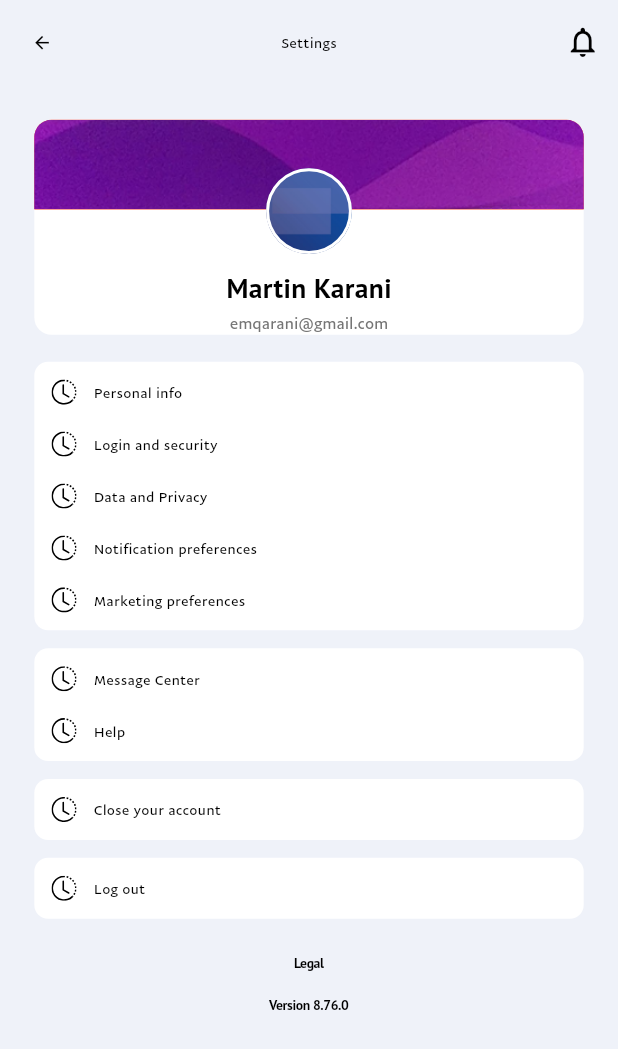
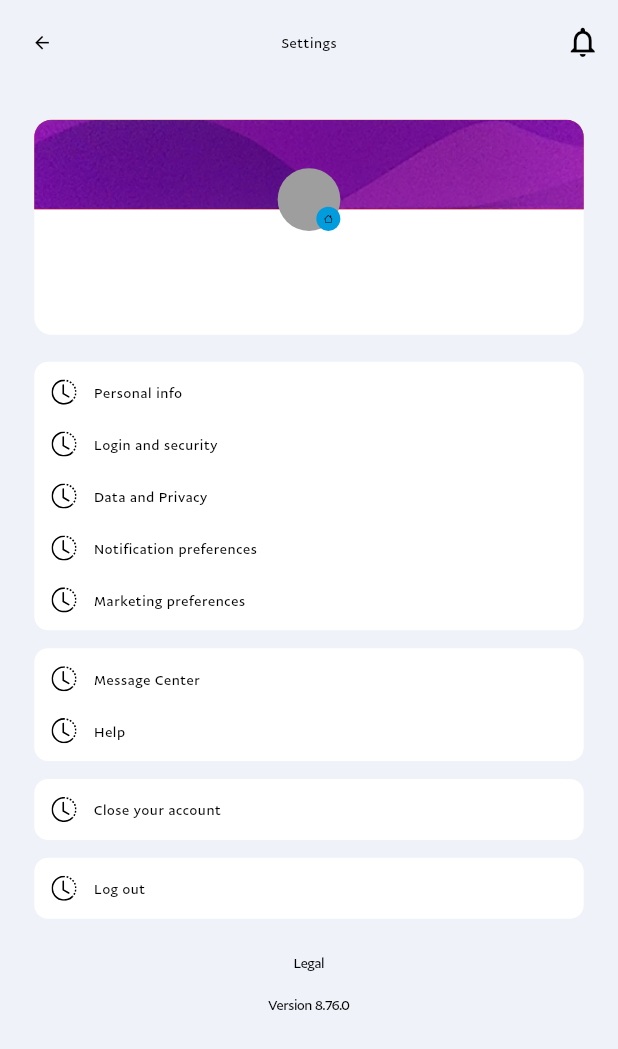
Before and after one commit to Qarani-m/paypal, a Flutter app: the SettingsHomapage screen opened by its route, on a phone screen of 412 x 824 dp. Shown: the top 1049 px of the screen. Run offline on Flutter 3.47's test engine with Material 3 defaults, Android fonts, the phone set to English and light mode, and no system bars; our stand-ins replace flutter_screenutil, flutter_svg, get, get_storage, image_picker, local_auth and 2 more; missing offline and left inert: local_auth_android; accounts and stored records are empty.

Commit message:
2025-01-25 21:38:27

```diff
--- a/lib/src/features/auth/models/user_model.dart
+++ b/lib/src/features/auth/models/user_model.dart
@@ -63,4 +63,10 @@ class UserModel {
         hasImage: hasImage ?? this.hasImage,
         currency:currency ?? this.currency,
       );
+
+
+        @override
+  String toString() {
+    return 'UserModel(name: $name, phone: $phone, email: $email, currency: $currency, address: $address, imagePath: $imagePath, hasImage: $hasImage, balance: $balance)';
+  }
 }
--- a/lib/src/features/settings/controllers/settings_controller.dart
+++ b/lib/src/features/settings/controllers/settings_controller.dart
@@ -1,3 +1,27 @@
 import 'package:get/get.dart';
+import 'package:get_storage/get_storage.dart';
+import 'package:paypal/src/features/auth/models/user_model.dart';
 
-class SettingsController  extends GetxController{}
+class SettingsController extends GetxController {
+  final _storage = GetStorage(); // GetStorage instance
+  final Rx<UserModel> user = UserModel().obs; // Reactive UserModel instance
+
+  @override
+  void onInit() {
+    super.onInit();
+    loadUserData();
+    print(user);
+  }
+
+  void loadUserData() {
+    final data = _storage.read<Map<String, dynamic>>('user_data');
+    if (data != null) {
+      user.value = UserModel.fromJson(data);
+    }
+  }
+
+  void updateUser(UserModel updatedUser) {
+    user.value = updatedUser;
+    _storage.write('user_data', updatedUser.toJson());
+  }
+}
--- a/lib/src/features/settings/screens/settings_homapage.dart
+++ b/lib/src/features/settings/screens/settings_homapage.dart
@@ -1,13 +1,16 @@
+import 'dart:io';
+
 import 'package:flutter/material.dart';
 import 'package:flutter_screenutil/flutter_screenutil.dart';
 import 'package:flutter_svg/svg.dart';
 import 'package:get/get.dart';
 import 'package:paypal/src/constants/images.dart';
 import 'package:paypal/src/features/profile/screens/profile_homepage.dart';
+import 'package:paypal/src/features/settings/controllers/settings_controller.dart';
 import 'package:paypal/src/features/settings/screens/message_center.dart';
 import 'package:paypal/src/features/settings/screens/persona_infor.dart';
 
-class SettingsHomapage extends StatelessWidget {
+class SettingsHomapage extends GetView<SettingsController> {
   const SettingsHomapage({super.key});
 
   @override
@@ -80,26 +83,63 @@ class SettingsHomapage extends StatelessWidget {
                     mainAxisAlignment: MainAxisAlignment.center,
                     children: [
                       // Profile image
-                      Container(
-                        width: 50.w,
-                        height: 50.w,
+                     Center(
+              child: Stack(
+                children: [
+                  controller.user.value.hasImage
+                          ? Container(
+                              height: 32.h,
+                              width: 32.h,
                               decoration: BoxDecoration(
                                 shape: BoxShape.circle,
-                          border: Border.all(
-                            color: Colors.white,
-                            width: 2,
+                                color: Colors.grey[300],
                               ),
-                          image: DecorationImage(
-                            image: AssetImage(
-                                AppImages.atmCard), // Replace with your image
+                              child: ClipOval(
+                                child: Image.file(
+                                  File(controller.user.value.imagePath),
                                   fit: BoxFit.cover,
+                                  errorBuilder: (context, error, stackTrace) {
+                                    return Icon(Icons.person,
+                                        color: Colors.grey[600]);
+                                  },
                                 ),
+                              ),
+                            )
+                          :  Container(
+                    height: 35.h,
+                    width: 35.h,
+                    decoration: BoxDecoration(
+                    color: Colors.grey,
+
+                      shape: BoxShape.circle
+                    ),
+                  ),
+
+
+
+
+
+
+
+
+
+                  Positioned(
+                    bottom: 0,
+                    right: 0,
+                    child: CircleAvatar(
+                      radius: 7.r,
+                      child:    SvgPicture.asset(
+                    'assets/svg/house.svg',
+                    height: 5.h,
+                  ),
+                    ))
+                ],
               ),
             ),
                       SizedBox(height: 8.h),
                       // Name
                       Text(
-                        'Martin Karani',
+                        controller.user.value.name,
                         style: TextStyle(
                           fontSize: 16.sp,
                           fontWeight: FontWeight.w600,
@@ -109,7 +149,7 @@ class SettingsHomapage extends StatelessWidget {
                       SizedBox(height: 2.h),
                       // Email
                       Text(
-                        'emqarani@gmail.com',
+                        controller.user.value.email,
                         style: TextStyle(
                           fontSize: 9.sp,
                           color: Colors.grey[600],
@@ -222,7 +262,7 @@ class SettingsHomapage extends StatelessWidget {
                 style: Theme.of(context)
                     .textTheme
                     .displayLarge
-                    ?.copyWith(fontWeight: FontWeight.w600, fontSize: 8.sp),
+                    ?.copyWith(fontWeight: FontWeight.w400, fontSize: 8.sp),
               ),
             ),
             SizedBox(
@@ -235,7 +275,7 @@ class SettingsHomapage extends StatelessWidget {
                 style: Theme.of(context)
                     .textTheme
                     .displayLarge
-                    ?.copyWith(fontWeight: FontWeight.w600, fontSize: 8.sp),
+                    ?.copyWith(fontWeight: FontWeight.w400, fontSize: 8.sp),
               ),
             ),
           ],
```
Also changed, not shown: lib/src/features/settings/screens/persona_infor.dart (+44 -4 lines), lib/src/features/transactions/screens/send_to_individual.dart (+3 -31 lines), lib/src/utils/utilities.dart (+12 -0 lines). Lines whose indentation alone changed are shown as unchanged.
